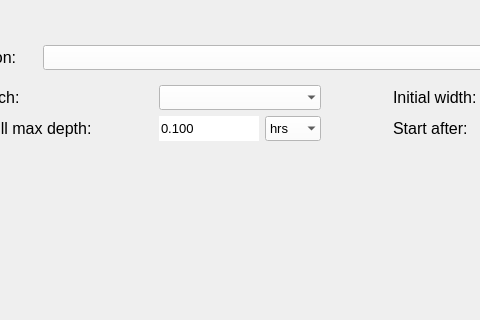
This is threedi_api_qgis_client/ui/page_breaches.ui in nens/threedi-api-qgis-client as Qt 5 draws it before an edit; both pictures show x 83 to 563 and y 0 to 320 of the 793 by 500 pixel window. The edited form follows.
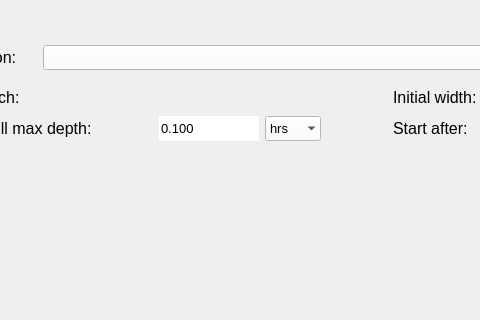
This is the edited form.

The edit to the form file:
```diff
--- a/threedi_api_qgis_client/ui/page_breaches.ui
+++ b/threedi_api_qgis_client/ui/page_breaches.ui
@@ -271,46 +271,7 @@
       </widget>
      </item>
      <item>
-      <widget class="QComboBox" name="dd_breach_id">
-       <property name="enabled">
-        <bool>true</bool>
-       </property>
-       <property name="sizePolicy">
-        <sizepolicy hsizetype="Minimum" vsizetype="Preferred">
-         <horstretch>0</horstretch>
-         <verstretch>0</verstretch>
-        </sizepolicy>
-       </property>
-       <property name="minimumSize">
-        <size>
-         <width>150</width>
-         <height>25</height>
-        </size>
-       </property>
-       <property name="maximumSize">
-        <size>
-         <width>16777215</width>
-         <height>16777215</height>
-        </size>
-       </property>
-       <property name="font">
-        <font>
-         <pointsize>10</pointsize>
-        </font>
-       </property>
-       <property name="layoutDirection">
-        <enum>Qt::LeftToRight</enum>
-       </property>
-       <property name="styleSheet">
-        <string notr="true">QComboBox {background-color:white; selection-background-color: lightgray;}</string>
-       </property>
-       <property name="editable">
-        <bool>false</bool>
-       </property>
-       <property name="frame">
-        <bool>false</bool>
-       </property>
-      </widget>
+      <layout class="QHBoxLayout" name="breach_lout"/>
      </item>
     </layout>
    </item>
```
Left out of the diff: 12 changed lines with no effect on the pictures.
